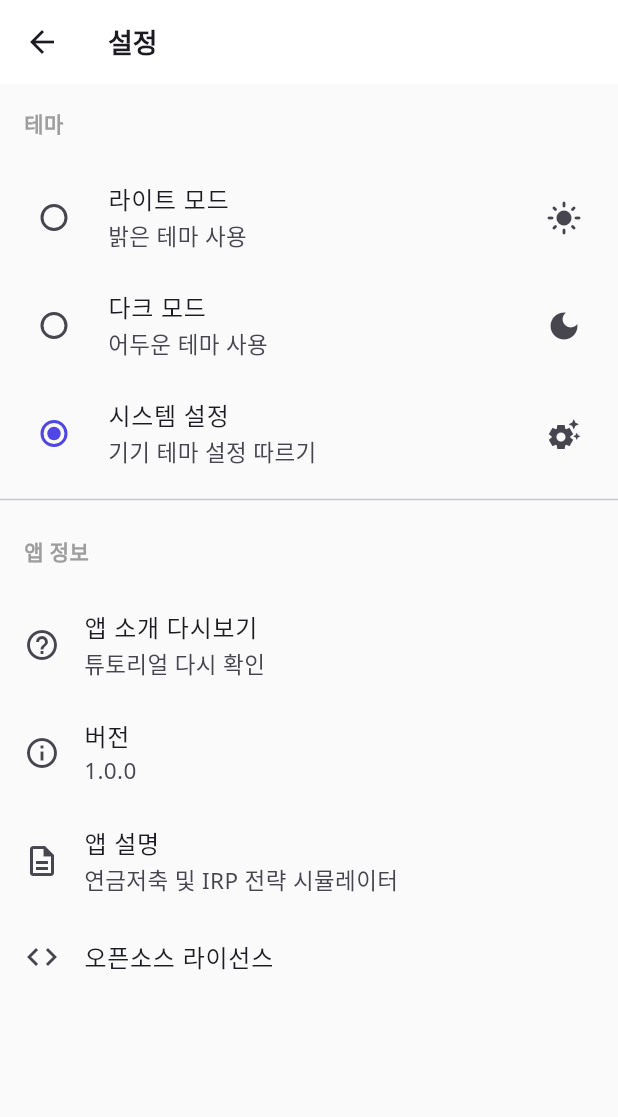
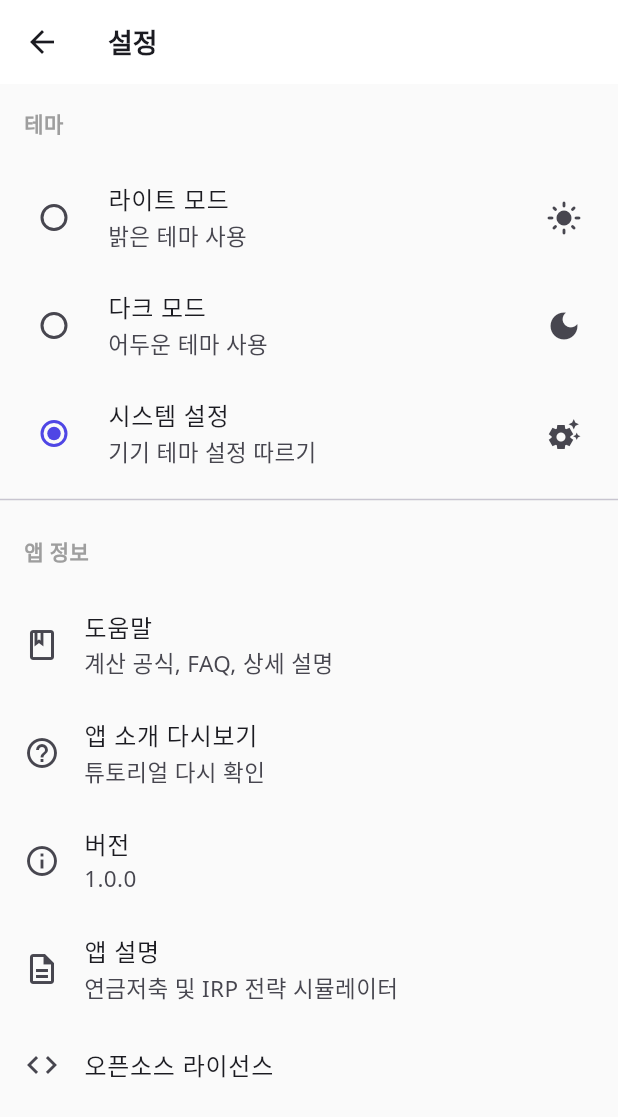
Before and after one commit to bgc8214/pension-planner-360-flutter, a Flutter app: the SettingsScreen screen opened directly, on a phone screen of 412 x 824 dp. Shown: the top 1117 px of the screen. Run offline on Flutter 3.47's test engine with Material 3 defaults, Android fonts, the phone set to English and light mode, and no system bars; our stand-ins replace fl_chart, flutter_riverpod, freezed_annotation, google_fonts, hive, hive_flutter and 3 more; accounts and stored records are empty; generated files the repository leaves out were written again.

Commit message:
UX 개선: 웹 버전과 동일한 상세 도움말 시스템 추가
추가된 기능:
- 도움말 상수 (help_texts.dart)
  - 입력 필드별 상세 설명
  - 2025년 세법 기준 안내
  - 경고/안내 메시지
  - 계산 결과 상세 설명
  - 계산 공식 설명
  - FAQ (자주 묻는 질문)

- 도움말 화면 (help_screen.dart)
  - 2025년 세법 기준
  - 계산 결과 설명 (세액공제, 미래자산, 연금수령, 자산변화)
  - 계산 공식 (세액공제, 복리, 연금수령액)
  - FAQ (연금저축/IRP 차이, 한도초과 장점, 최적 전략)
  - 확장 가능한 아코디언 UI

- 설정 화면 업데이트
  - 도움말 메뉴 추가 (책 아이콘)
  - "계산 공식, FAQ, 상세 설명" 부제목

웹 버전 콘텐츠:
- InputModule1.tsx의 모든 설명 텍스트 반영
- 한도 경고 메시지
- 세액공제 안내
- 사용자 가이드

이제 웹 버전과 동일한 수준의 상세한 설명을 제공합니다!

🤖 Generated with [Claude Code](https://claude.com/claude-code)

Co-Authored-By: Claude <noreply@anthropic.com>

```diff
--- /dev/null
+++ b/lib/core/constants/help_texts.dart
@@ -0,0 +1,172 @@
+/// 도움말 및 설명 텍스트
+/// 웹 버전과 동일한 상세 설명 제공
+class HelpTexts {
+  // 입력 필드 도움말
+  static const Map<String, String> inputHelp = {
+    '총급여액': '연간 총 급여액을 입력하세요',
+    '연금저축납입액': '원 (한도: 600만원)\n세액공제 대상 금액',
+    '연금저축한도초과납입액': '원 (세액공제 없음, 수령시 비과세, 연금저축 총한도 1,800만원)',
+    'IRP납입액': '원 (연금저축과 합쳐 900만원 한도)\n세액공제 대상 금액',
+    'IRP한도초과납입액': '원 (세액공제 없음, 수령시 비과세, 전체 연금계좌 한도 1,800만원)',
+  };
+
+  // 2025년 세법 기준 안내
+  static const String taxLaw2025 = '''
+💡 2025년 기준:
+• 세액공제: 연금저축 600만원, IRP 포함 총 900만원까지
+• 총 납입한도: 연금저축 1,800만원, 전체 연금계좌 1,800만원
+• 총급여 5,500만원 이하: 16.5% 세액공제
+• 총급여 5,500만원 초과: 13.2% 세액공제
+''';
+
+  // 경고 메시지
+  static String 전체한도초과경고(int 총납입액) => '''
+⚠️ 경고: 전체 연금계좌 납입액이 연간 한도 1,800만원을 초과합니다.
+현재 총 납입액: ${_formatNumber(총납입액)}원
+''';
+
+  static const String 세액공제한도초과안내 = '''
+📝 안내: 세액공제 대상 납입액이 한도 900만원을 초과합니다.
+초과분은 세액공제 혜택이 없지만 수령시 비과세로 처리됩니다.
+''';
+
+  // 결과 설명
+  static const Map<String, String> resultExplanation = {
+    '세액공제': '''
+연금저축과 IRP 납입으로 받을 수 있는 세액공제 혜택입니다.
+
+계산 방식:
+• 총급여 5,500만원 이하: 납입액 × 16.5%
+• 총급여 5,500만원 초과: 납입액 × 13.2%
+• 최대 한도: 900만원 (연금저축 600만원 + IRP 300만원)
+
+예) 총급여 4,500만원, 연금저축 600만원 납입
+→ 600만원 × 16.5% = 99만원 환급
+''',
+    '미래자산': '''
+복리 효과를 고려한 은퇴 시점의 예상 자산입니다.
+
+계산 요소:
+• 매년 납입액 (연금저축 + IRP)
+• 세액공제 환급액 재투자
+• 예상 수익률 (복리 적용)
+• 투자 기간 (현재 나이 ~ 은퇴 나이)
+
+복리 효과:
+30년간 연 5% 수익률로 매년 900만원 납입 시
+→ 원금 2.7억원 → 미래가치 약 6억원
+''',
+    '연금수령': '''
+연금 수령 시 과세 방식에 따른 실수령액 비교입니다.
+
+3가지 과세 방식:
+1. 종합과세: 다른 소득과 합산하여 과세
+2. 분리과세: 연금 소득만 별도 과세 (15.4%)
+3. 저율과세: 연금수령 1,500만원 이하 시 (3.3~5.5%)
+
+권장:
+• 연금 외 소득 多 → 분리과세
+• 연금 외 소득 無 → 종합과세
+• 소액 연금 → 저율과세
+''',
+    '자산변화': '''
+연금 수령 기간 동안 자산이 어떻게 변화하는지 보여줍니다.
+
+시뮬레이션 요소:
+• 은퇴 시점 자산
+• 매년 연금 수령액
+• 남은 자산의 수익률
+• 자산 고갈 예상 시점
+
+활용:
+• 적정 연금 수령액 결정
+• 자산 고갈 방지 전략
+• 장수 리스크 대비
+''',
+  };
+
+  // 계산 공식 설명
+  static const Map<String, String> formulas = {
+    '세액공제계산': '''
+세액공제액 = MIN(납입액, 한도) × 세율
+
+세율:
+• 총급여 ≤ 5,500만원: 16.5%
+• 총급여 > 5,500만원: 13.2%
+
+한도:
+• 연금저축: 600만원
+• IRP 포함: 900만원
+''',
+    '복리계산': '''
+FV = PV × (1 + r)^n
+
+FV: 미래가치
+PV: 현재가치 (연간 납입액)
+r: 수익률
+n: 투자기간(년)
+''',
+    '연금수령액': '''
+연간 연금 = 총자산 ÷ 수령기간
+
+실수령액 = 연간 연금 - 세금
+
+세금:
+• 종합과세: (연금소득-공제) × 종합소득세율
+• 분리과세: 연금소득 × 15.4%
+• 저율과세: 연금소득 × 3.3~5.5%
+''',
+  };
+
+  // FAQ
+  static const Map<String, String> faq = {
+    '연금저축과 IRP 차이': '''
+연금저축:
+• 가입: 은행, 보험사, 증권사
+• 한도: 연 1,800만원
+• 세액공제: 최대 600만원
+
+IRP:
+• 가입: 은행, 증권사
+• 한도: 연 1,800만원 (전체 연금계좌 합산)
+• 세액공제: 연금저축과 합쳐 최대 900만원
+• 퇴직금 이전 가능
+''',
+    '한도초과 납입의 장점': '''
+세액공제는 없지만 장점이 있습니다:
+
+1. 수령 시 비과세
+   - 원금은 세금 없음
+   - 수익금만 과세
+
+2. 노후 자산 강제 저축
+   - 중도 인출 어려움
+   - 장기 자산 형성 유리
+
+3. 전체 한도 1,800만원
+   - 더 많은 금액 운용
+   - 복리 효과 증대
+''',
+    '최적 전략': '''
+1단계: 세액공제 최대 활용
+→ 연금저축 600만원 + IRP 300만원
+
+2단계: 여유 자금이 있다면
+→ 한도초과 납입 (최대 1,800만원)
+
+3단계: 포트폴리오 구성
+→ 안정형 + 적극형 혼합
+
+주의: 55세 이후, 5년 이상 유지해야
+연금 수령 가능
+''',
+  };
+
+  // 유틸리티 함수
+  static String _formatNumber(int number) {
+    return number.toString().replaceAllMapped(
+      RegExp(r'(\d{1,3})(?=(\d{3})+(?!\d))'),
+      (Match m) => '${m[1]},',
+    );
+  }
+}
--- a/lib/presentation/screens/settings_screen.dart
+++ b/lib/presentation/screens/settings_screen.dart
@@ -3,6 +3,7 @@ import 'package:flutter_riverpod/flutter_riverpod.dart';
 import 'package:shared_preferences/shared_preferences.dart';
 import '../providers/theme_provider.dart';
 import 'onboarding_screen.dart';
+import 'help_screen.dart';
 
 /// 설정 화면
 class SettingsScreen extends ConsumerWidget {
@@ -89,6 +90,20 @@ class SettingsScreen extends ConsumerWidget {
           ),
 
           ListTile(
+            leading: const Icon(Icons.book_outlined),
+            title: const Text('도움말'),
+            subtitle: const Text('계산 공식, FAQ, 상세 설명'),
+            onTap: () {
+              Navigator.push(
+                context,
+                MaterialPageRoute(
+                  builder: (context) => const HelpScreen(),
+                ),
+              );
+            },
+          ),
+
+          ListTile(
             leading: const Icon(Icons.help_outline),
             title: const Text('앱 소개 다시보기'),
             subtitle: const Text('튜토리얼 다시 확인'),
```
Also changed, not shown: lib/presentation/screens/help_screen.dart (added, +144 -0 lines).
